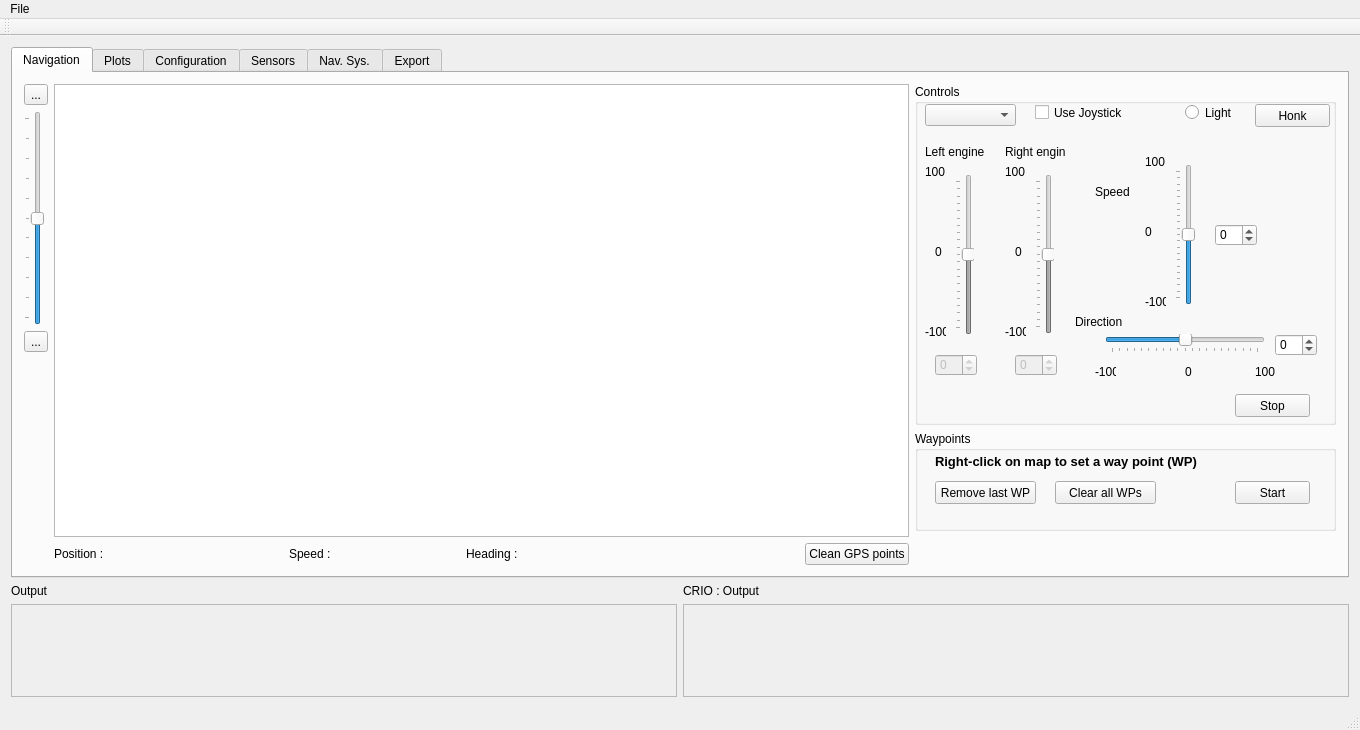
The window that mainwindow.ui (debelyoo/catamaran-ui) describes before a commit, drawn with Qt 5.
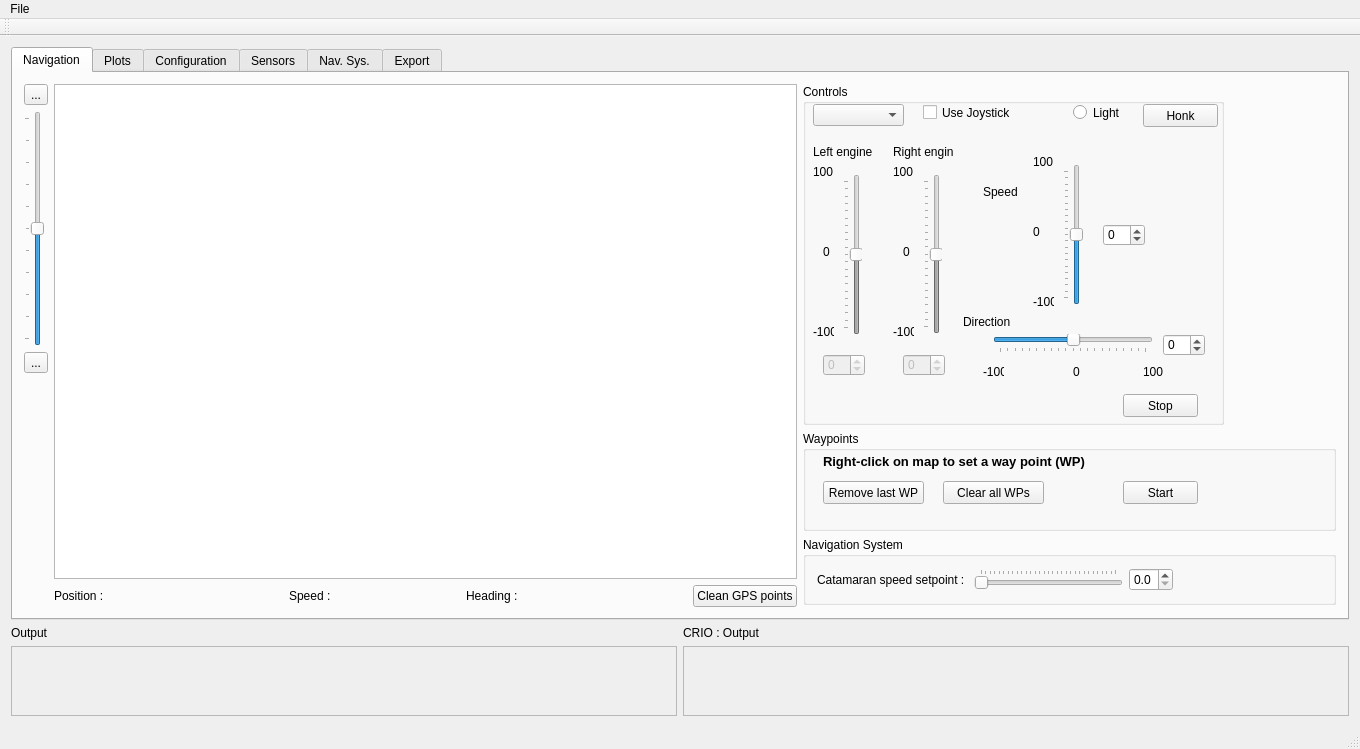
The same window after the commit. The open tabs and pages were chosen to show the change. Icons and pictures are not drawn.

Commit message: Resolve segmentation fault erro on gps points remove. Fix error on reconnection add Navigation System speed setpoint control

Patch:
```diff
--- a/mainwindow.ui
+++ b/mainwindow.ui
@@ -806,6 +806,67 @@
                 </widget>
                </widget>
               </item>
+              <item>
+               <widget class="QGroupBox" name="groupBox_10">
+                <property name="title">
+                 <string>Navigation System</string>
+                </property>
+                <layout class="QHBoxLayout" name="horizontalLayout_13">
+                 <item>
+                  <widget class="QLabel" name="label_31">
+                   <property name="text">
+                    <string>Catamaran speed setpoint : </string>
+                   </property>
+                  </widget>
+                 </item>
+                 <item>
+                  <widget class="QSlider" name="nsSpeedSetpointSlider">
+                   <property name="maximum">
+                    <number>30</number>
+                   </property>
+                   <property name="singleStep">
+                    <number>1</number>
+                   </property>
+                   <property name="pageStep">
+                    <number>5</number>
+                   </property>
+                   <property name="orientation">
+                    <enum>Qt::Horizontal</enum>
+                   </property>
+                   <property name="tickPosition">
+                    <enum>QSlider::TicksAbove</enum>
+                   </property>
+                  </widget>
+                 </item>
+                 <item>
+                  <widget class="QDoubleSpinBox" name="nsSpeedSetpointSpiner">
+                   <property name="decimals">
+                    <number>1</number>
+                   </property>
+                   <property name="maximum">
+                    <double>3.000000000000000</double>
+                   </property>
+                   <property name="singleStep">
+                    <double>0.100000000000000</double>
+                   </property>
+                  </widget>
+                 </item>
+                 <item>
+                  <spacer name="horizontalSpacer_10">
+                   <property name="orientation">
+                    <enum>Qt::Horizontal</enum>
+                   </property>
+                   <property name="sizeHint" stdset="0">
+                    <size>
+                     <width>40</width>
+                     <height>20</height>
+                    </size>
+                   </property>
+                  </spacer>
+                 </item>
+                </layout>
+               </widget>
+              </item>
               <item>
                <spacer name="verticalSpacer">
                 <property name="orientation">
```
Left out of the diff: 2 changed lines with no effect on the pictures. The commit also changes 8 other files.
